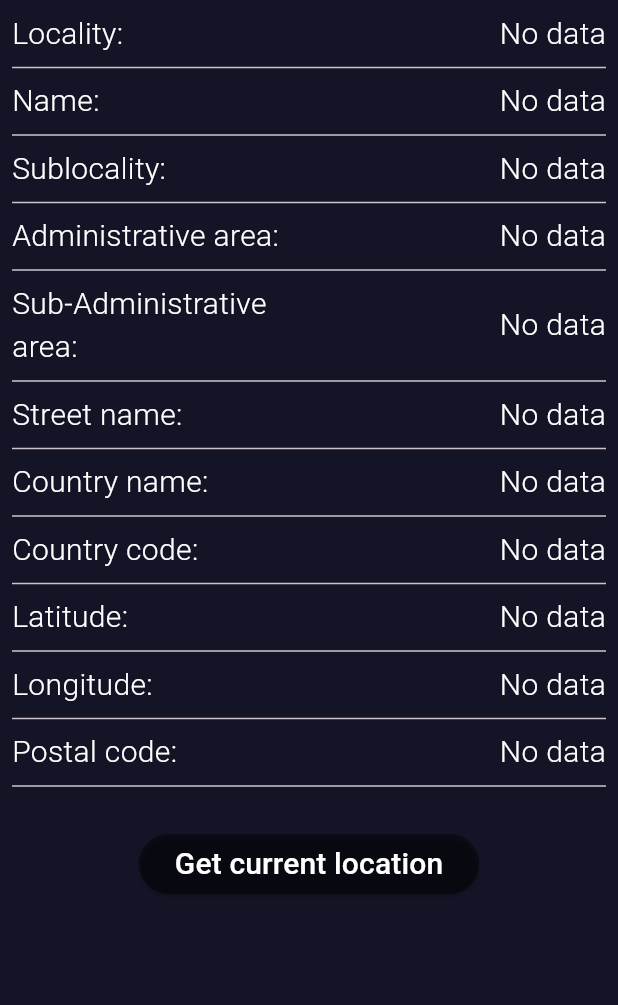
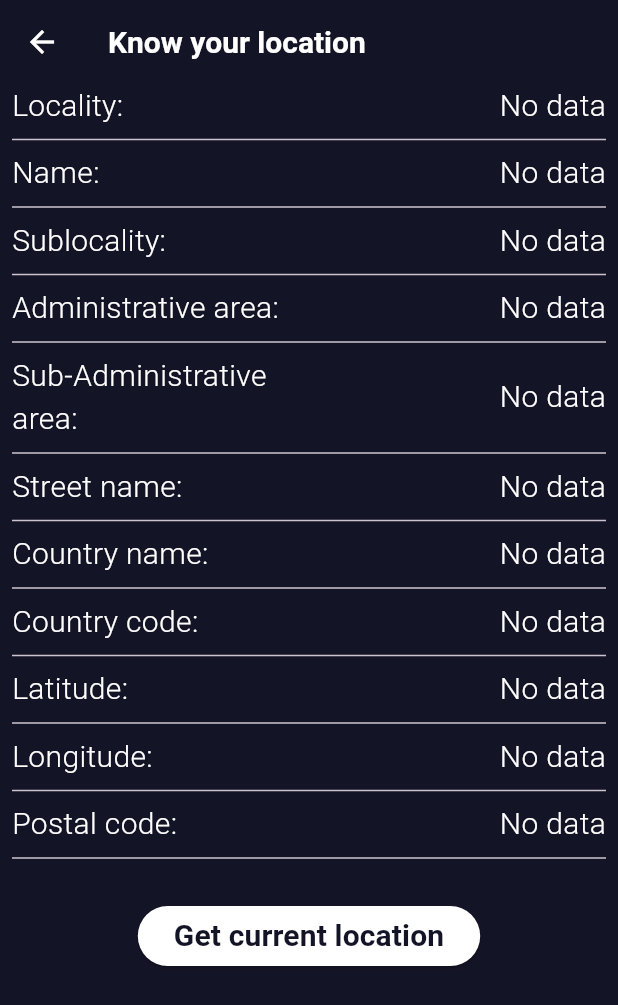
Before and after one commit to IamHuaruHafiz/Weather-App, a Flutter app: the LocationScreen screen opened directly, on a phone screen of 412 x 824 dp. Shown: the top 1005 px of the screen. Run offline on Flutter 3.47's test engine with Material 3 defaults, Android fonts, the light colour scheme and no system bars; our stand-ins replace geocoding, geolocator, shimmer.

Commit message:
second commit

```diff
--- a/lib/components/colors.dart
+++ b/lib/components/colors.dart
@@ -5,3 +5,6 @@ Color tileColor = Colors.white38.withOpacity(0.1);
 Color textColor = Colors.white;
 Color navColor = const Color(0xFF323242);
 Color borderColor = Colors.white30;
+
+TextStyle style =
+    TextStyle(fontSize: 20, fontWeight: FontWeight.w300, color: textColor);
--- a/lib/screens/location_screen.dart
+++ b/lib/screens/location_screen.dart
@@ -7,7 +7,6 @@ import 'package:geolocator/geolocator.dart';
 
 class LocationScreen extends StatefulWidget {
   const LocationScreen({super.key});
-
   @override
   State<LocationScreen> createState() => _LocationScreenState();
 }
@@ -23,6 +22,7 @@ class _LocationScreenState extends State<LocationScreen> {
   String? _name;
   String? _subAdministrativeArea;
   Position? _currentPosition;
+  bool isLoading = false;
   CurrentWeather? currentWeather;
   Future<bool> _handleLocationPermission() async {
     bool serviceEnabled;
@@ -64,6 +64,9 @@ class _LocationScreenState extends State<LocationScreen> {
   Future<void> getCurrentPosition() async {
     final getPermissions = await _handleLocationPermission();
     if (!getPermissions) return;
+    setState(() {
+      isLoading = true;
+    });
     await Geolocator.getCurrentPosition(desiredAccuracy: LocationAccuracy.high)
         .then((Position position) {
       setState(() {
@@ -90,6 +93,7 @@ class _LocationScreenState extends State<LocationScreen> {
         _localityName = "${place.locality}";
         _subAdministrativeArea = "${place.subAdministrativeArea}";
         _name = "${place.name}";
+        isLoading = false;
       });
     }).catchError((e) {
       debugPrint(e.toString());
@@ -99,11 +103,19 @@ class _LocationScreenState extends State<LocationScreen> {
   @override
   Widget build(BuildContext context) {
     return Scaffold(
+        appBar: AppBar(
+          backgroundColor: Colors.transparent,
+          iconTheme: IconThemeData(color: textColor),
+          title: Text(
+            "Know your location",
+            style: TextStyle(
+                fontSize: 20, fontWeight: FontWeight.w700, color: textColor),
+          ),
+        ),
         backgroundColor: bgColor,
         body: SingleChildScrollView(
-          child: SafeArea(
           child: Padding(
-              padding: const EdgeInsets.all(8.0),
+            padding: const EdgeInsets.symmetric(horizontal: 8.0),
             child: Column(
               children: [
                 RowItem(name: "Locality", methodName: _localityName),
@@ -128,25 +140,29 @@ class _LocationScreenState extends State<LocationScreen> {
                 const SizedBox(
                   height: 20,
                 ),
-                  ElevatedButton(
+                isLoading
+                    ? CircularProgressIndicator(
+                        color: textColor,
+                      )
+                    : ElevatedButton(
                         style: ButtonStyle(
-                          backgroundColor: MaterialStatePropertyAll<Color>(
-                              Colors.black.withOpacity(0.4))),
+                            foregroundColor:
+                                MaterialStatePropertyAll<Color>(bgColor),
+                            backgroundColor:
+                                MaterialStatePropertyAll<Color>(textColor)),
                         onPressed: () {
                           getCurrentPosition();
                         },
-                      child: Text(
+                        child: const Text(
                           "Get current location",
                           style: TextStyle(
                             fontSize: 20,
-                          fontWeight: FontWeight.w500,
-                          color: textColor,
+                            fontWeight: FontWeight.w700,
                           ),
                         ))
               ],
             ),
           ),
-          ),
         ));
   }
 }
--- a/lib/widgets/row_item.dart
+++ b/lib/widgets/row_item.dart
@@ -21,21 +21,13 @@ class RowItem extends StatelessWidget {
             Flexible(
               child: Text(
                 "$name:",
-                style: TextStyle(
-                  fontSize: 20,
-                  fontWeight: FontWeight.w300,
-                  color: textColor,
-                ),
+                style: style,
               ),
             ),
             Flexible(
               child: Text(
                 _countryName ?? "No data",
-                style: TextStyle(
-                  fontSize: 20,
-                  fontWeight: FontWeight.w300,
-                  color: textColor,
-                ),
+                style: style,
               ),
             ),
           ],
```
Also changed, not shown: lib/main.dart (+2 -55 lines), lib/models/weather.dart (+36 -0 lines), lib/screens/home_screen.dart (+32 -5 lines), lib/widgets/display_current_weather.dart (+9 -7 lines), lib/widgets/fore_cast_current_day.dart (added, +75 -0 lines), lib/widgets/get_location_button.dart (added, +25 -0 lines). Lines whose indentation alone changed are shown as unchanged.
